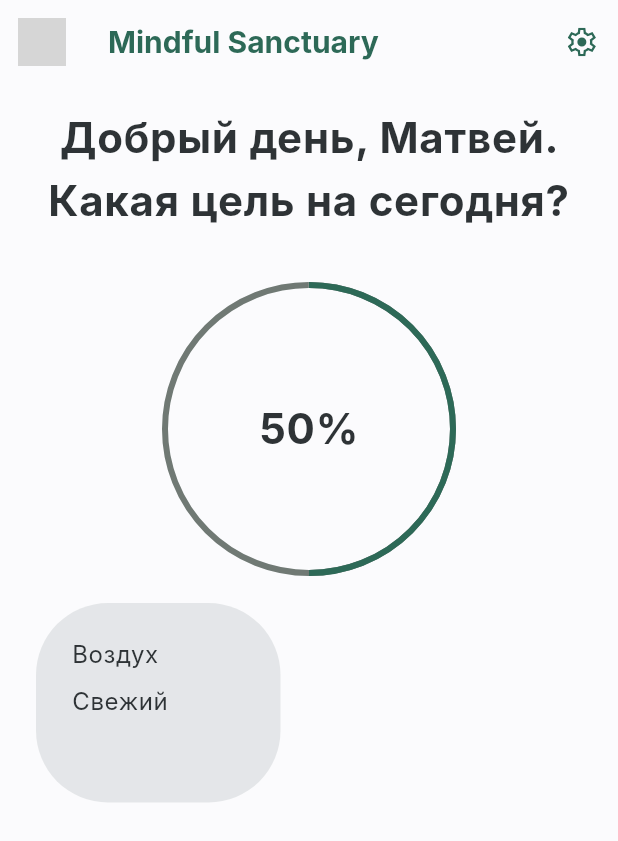
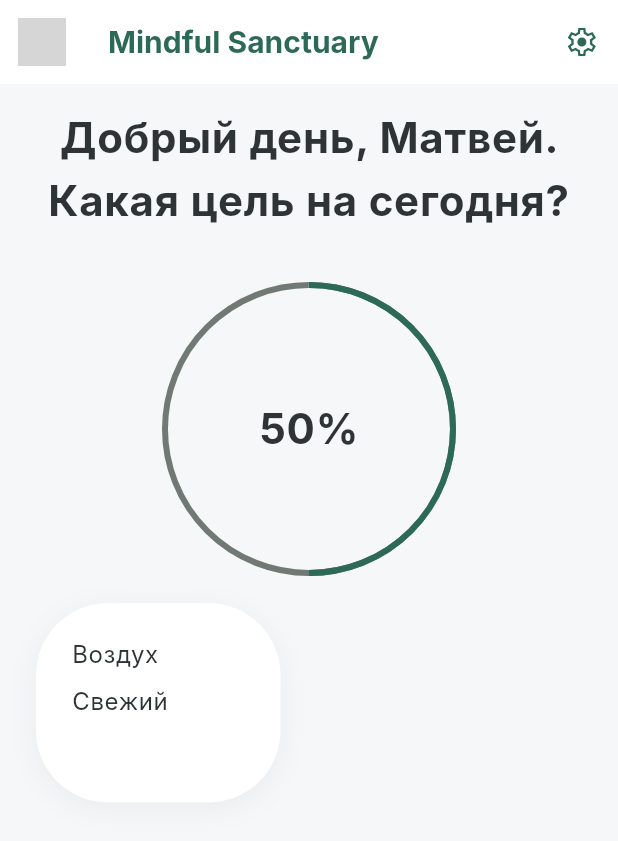
Before and after one commit to IWTDPLZZZ/SELF_BET, a Flutter app: the screen it shows after launch, on a phone screen of 412 x 824 dp. Shown: the top 841 px of the screen. Run offline on Flutter 3.47's test engine with Material 3 defaults, Android fonts, the phone set to English and light mode, and no system bars; our stand-ins replace flutter_svg, pedometer; Roboto replaces fonts that are missing (Inter); grey boxes are pictures that could not be loaded.

Commit message:
задний фон

```diff
--- a/lib/core/constants/colors.dart
+++ b/lib/core/constants/colors.dart
@@ -1,7 +1,10 @@
 import 'package:flutter/material.dart';
 
 abstract class AppColors {
-  static const background = Color(0xFFFBFBFD);
+  /// Cool grey-blue scaffold (lighter than #F0F3F6, still off-white vs cards).
+  static const background = Color(0xFFF5F7F9);
+  /// Pure white for app bar and elevated cards on [background].
+  static const surfaceWhite = Color(0xFFFFFFFF);
   static const surface = Color(0xFFF2F4F6);
   static const onSurface = Color(0xFF2E3336);
 
--- a/lib/core/theme/app_theme.dart
+++ b/lib/core/theme/app_theme.dart
@@ -12,7 +12,9 @@ class AppTheme {
     return ThemeData(
       useMaterial3: true,
       brightness: Brightness.light,
+      // Milky scaffold/canvas; keep in sync with AppColors.background.
       scaffoldBackgroundColor: AppColors.background,
+      canvasColor: AppColors.background,
 
       colorScheme: base.copyWith(
         primary: AppColors.primaryColor,
@@ -21,6 +23,8 @@ class AppTheme {
         onSurface: AppColors.onSurface,
         error: AppColors.error,
         tertiary: AppColors.tertiary,
+        // Avoid M3 primary tint washing out the scaffold milky background.
+        surfaceTint: Colors.transparent,
       ),
 
       textTheme: TextTheme(
--- a/lib/core/widgets/app_bars/primary_app_bar.dart
+++ b/lib/core/widgets/app_bars/primary_app_bar.dart
@@ -16,8 +16,9 @@ class PrimaryAppBar extends StatelessWidget implements PreferredSizeWidget {
         'Mindful Sanctuary',
         style: Theme.of(context).textTheme.titleLarge,
       ),
-      iconTheme: IconThemeData(color: Theme.of(context).colorScheme.onPrimary),
-      backgroundColor: AppColors.background,
+      iconTheme: IconThemeData(color: AppColors.onSurface),
+      backgroundColor: AppColors.surfaceWhite,
+      surfaceTintColor: Colors.transparent,
       elevation: 0,
       leading: IconButton(
         onPressed: () {},
--- a/lib/features/step_tracker/presentation/home_sceen.dart
+++ b/lib/features/step_tracker/presentation/home_sceen.dart
@@ -1,4 +1,5 @@
 import 'package:flutter/material.dart';
+import 'package:self_bet/core/constants/colors.dart';
 import 'package:self_bet/core/widgets/app_bars/primary_app_bar.dart';
 
 class HomeScreen extends StatefulWidget {
@@ -67,12 +68,15 @@ class _HomeScreenState extends State<HomeScreen> {
                 width: 163,
                 height: 133,
                 decoration: BoxDecoration(
-                  color: Color.lerp(
-                    Theme.of(context).colorScheme.surface,
-                    Theme.of(context).colorScheme.onSurface,
-                    0.07,
-                  )!,
+                  color: AppColors.surfaceWhite,
                   borderRadius: BorderRadius.circular(48),
+                  boxShadow: [
+                    BoxShadow(
+                      color: AppColors.onSurface.withValues(alpha: 0.06),
+                      blurRadius: 16,
+                      offset: const Offset(0, 4),
+                    ),
+                  ],
                 ),
                 child: Column(
                   crossAxisAlignment: CrossAxisAlignment.start,
```
